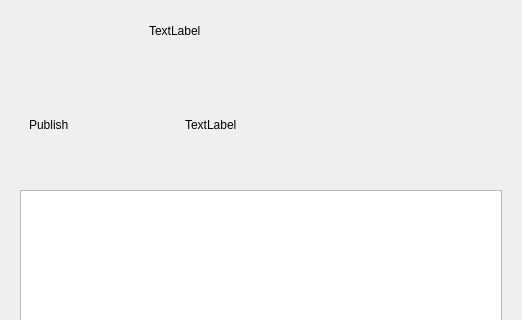
Qt form resources/dialog.ui (shotgunsoftware/tk-multi-shotgunpanel) before a commit; both pictures show x 0 to 522 and y 0 to 320 of the 522 by 778 pixel window.
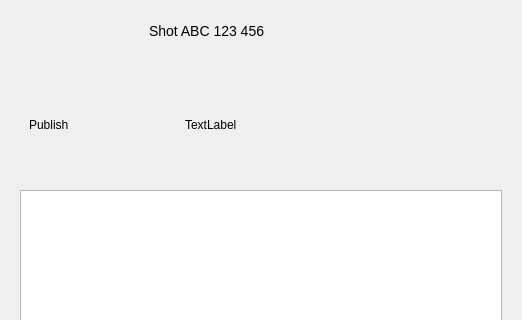
The same form after that commit. The open tabs and pages were chosen to show the change. Icons and pictures are not drawn.

Patch:
```diff
--- a/resources/dialog.ui
+++ b/resources/dialog.ui
@@ -139,7 +139,7 @@
      <item>
       <widget class="QLabel" name="current_entity">
        <property name="text">
-        <string>TextLabel</string>
+        <string>&lt;big&gt;Shot ABC 123 456&lt;/big&gt;</string>
        </property>
       </widget>
      </item>
```
Left out of the diff: 8 changed lines with no effect on the pictures.
